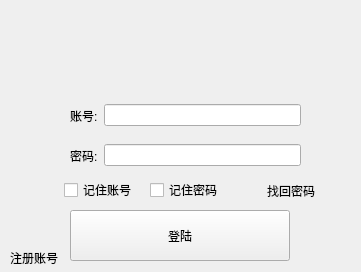
This is assets/UI/loginWindowUi.ui in Abs-11001/PythonNetworkManagement as Qt 5 draws it before an edit. The edited form follows.
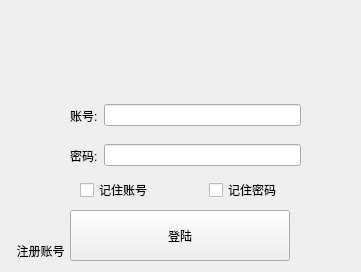
This is the edited form. Icons and pictures are not drawn.

Diff of the .ui file:
```diff
--- a/assets/UI/loginWindowUi.ui
+++ b/assets/UI/loginWindowUi.ui
@@ -26,7 +26,7 @@
    <widget class="QWidget" name="layoutWidget">
     <property name="geometry">
      <rect>
-      <x>64</x>
+      <x>80</x>
       <y>170</y>
       <width>251</width>
       <height>41</height>
@@ -47,19 +47,6 @@
        </property>
       </widget>
      </item>
-     <item>
-      <widget class="QLabel" name="retrievePassword">
-       <property name="cursor">
-        <cursorShape>PointingHandCursor</cursorShape>
-       </property>
-       <property name="text">
-        <string>找回密码</string>
-       </property>
-       <property name="alignment">
-        <set>Qt::AlignRight|Qt::AlignTrailing|Qt::AlignVCenter</set>
-       </property>
-      </widget>
-     </item>
     </layout>
    </widget>
    <widget class="QPushButton" name="loginBtn">
@@ -78,29 +65,6 @@
      <string>登陆</string>
     </property>
    </widget>
-   <widget class="QLabel" name="registerAccount">
-    <property name="geometry">
-     <rect>
-      <x>10</x>
-      <y>250</y>
-      <width>60</width>
-      <height>16</height>
-     </rect>
-    </property>
-    <property name="font">
-     <font>
-      <underline>false</underline>
-      <strikeout>false</strikeout>
-      <kerning>true</kerning>
-     </font>
-    </property>
-    <property name="cursor">
-     <cursorShape>PointingHandCursor</cursorShape>
-    </property>
-    <property name="text">
-     <string>注册账号</string>
-    </property>
-   </widget>
    <widget class="QLabel" name="topImage">
     <property name="geometry">
      <rect>
@@ -168,6 +132,22 @@
      </item>
     </layout>
    </widget>
+   <widget class="QPushButton" name="registerAccount">
+    <property name="geometry">
+     <rect>
+      <x>0</x>
+      <y>230</y>
+      <width>81</width>
+      <height>41</height>
+     </rect>
+    </property>
+    <property name="styleSheet">
+     <string notr="true">border:none;</string>
+    </property>
+    <property name="text">
+     <string>注册账号</string>
+    </property>
+   </widget>
   </widget>
  </widget>
  <resources/>
```
